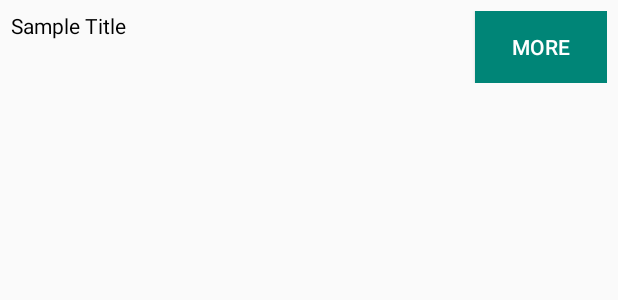
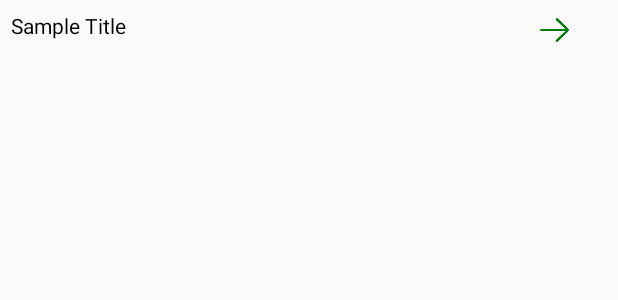
Before and after one commit to abdlrahman-l/PlayStoreApp, an Android app: the layout list_game.xml on its own in the app's theme, with its tools: preview values and no code run, on a phone screen of 412 x 824 dp. Shown: the top 300 px of the screen. Run offline under Robolectric (Android 15) with nearby library versions, the phone set to English and light mode, and no system bars.

Commit message:
update logo more btn, pindahin tabLayout

```diff
--- a/app/src/main/AndroidManifest.xml
+++ b/app/src/main/AndroidManifest.xml
@@ -8,7 +8,7 @@
         android:label="@string/app_name"
         android:roundIcon="@mipmap/ic_launcher_round"
         android:supportsRtl="true"
-        android:theme="@style/AppTheme">
+        android:theme="@style/AppTheme.NoActionBar">
         <activity android:name=".MainActivity">
             <intent-filter>
                 <action android:name="android.intent.action.MAIN" />
--- a/app/src/main/java/com/example/tabgoplayactivity/adapter/RecyclerViewPerSectionAdapter.java
+++ b/app/src/main/java/com/example/tabgoplayactivity/adapter/RecyclerViewPerSectionAdapter.java
@@ -1,10 +1,12 @@
 package com.example.tabgoplayactivity.adapter;
 
 import android.content.Context;
+import android.media.Image;
 import android.view.LayoutInflater;
 import android.view.View;
 import android.view.ViewGroup;
 import android.widget.Button;
+import android.widget.ImageView;
 import android.widget.TextView;
 import android.widget.Toast;
 
@@ -62,13 +64,13 @@ public class RecyclerViewPerSectionAdapter extends RecyclerView.Adapter<Recycler
     public class ItemRowHolder extends RecyclerView.ViewHolder {
         protected TextView sectionTitle;
         protected RecyclerView sectionGameRecyclerView;
-        protected Button btnMore;
+        protected ImageView btnMore;
 
         public ItemRowHolder(@NonNull View itemView) {
             super(itemView);
             this.sectionTitle = itemView.findViewById(R.id.item_title);
             this.sectionGameRecyclerView = itemView.findViewById(R.id.game_recycler_view);
-            this.btnMore = itemView.findViewById(R.id.btn_more);
+            this.btnMore = itemView.findViewById(R.id.btn_next);
         }
     }
 }
--- a/app/src/main/res/layout/list_game.xml
+++ b/app/src/main/res/layout/list_game.xml
@@ -22,15 +22,14 @@
             android:textColor="#000000"
             />
 
-        <Button
-            android:id="@+id/btn_more"
-            android:layout_width="wrap_content"
-            android:layout_height="wrap_content"
-            android:text="more"
-            android:background="@color/colorPrimary"
+        <ImageView
+            android:id="@+id/btn_next"
+            android:layout_alignParentEnd="true"
             android:layout_alignParentRight="true"
-            android:layout_alignParentEnd="true"
-            android:textColor="#ffff"
+            android:layout_width="30dp"
+            android:layout_height="25dp"
+            android:src="@drawable/next"
+            android:layout_marginRight="20dp"
             />
 
 
--- a/app/src/main/res/values/styles.xml
+++ b/app/src/main/res/values/styles.xml
@@ -7,5 +7,9 @@
         <item name="colorPrimaryDark">@color/colorPrimaryDark</item>
         <item name="colorAccent">@color/colorAccent</item>
     </style>
-
+    <style name="AppTheme.NoActionBar" parent="Theme.AppCompat.Light.DarkActionBar">
+        <item name="windowActionBar">false</item>
+        <item name="windowNoTitle">true</item>
+        <item name="android:windowFullscreen">true</item>
+    </style>
 </resources>
```
Also changed, not shown: app/src/main/java/com/example/tabgoplayactivity/MainActivity.java (+4 -4 lines), app/src/main/res/layout/activity_main.xml (+18 -12 lines), app/src/main/res/drawable/app.png (added), app/src/main/res/drawable/book.png (added), app/src/main/res/drawable/joystick.png (added), app/src/main/res/drawable/movie.png (added), app/src/main/res/drawable/next.png (added).
